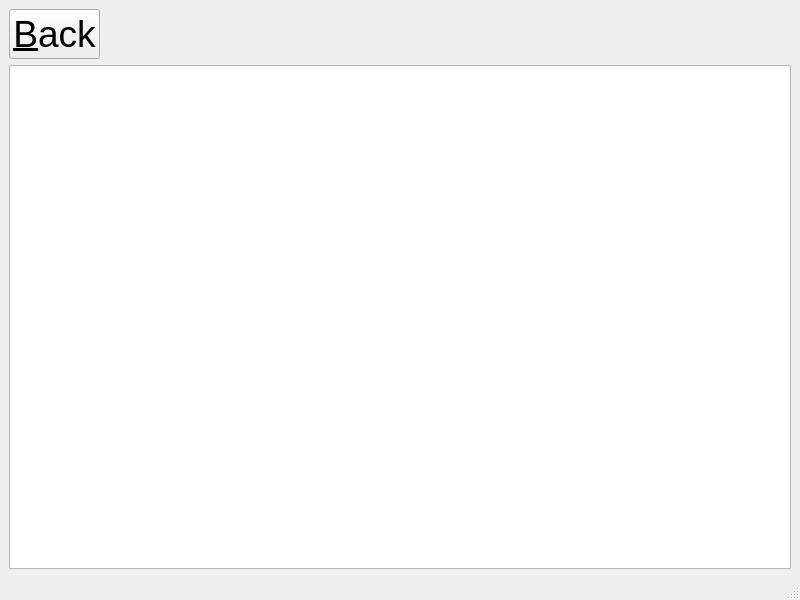
The window that helpWindow.ui (hoodakaushal/nss-sic-intern) describes before a commit, drawn with Qt 5.
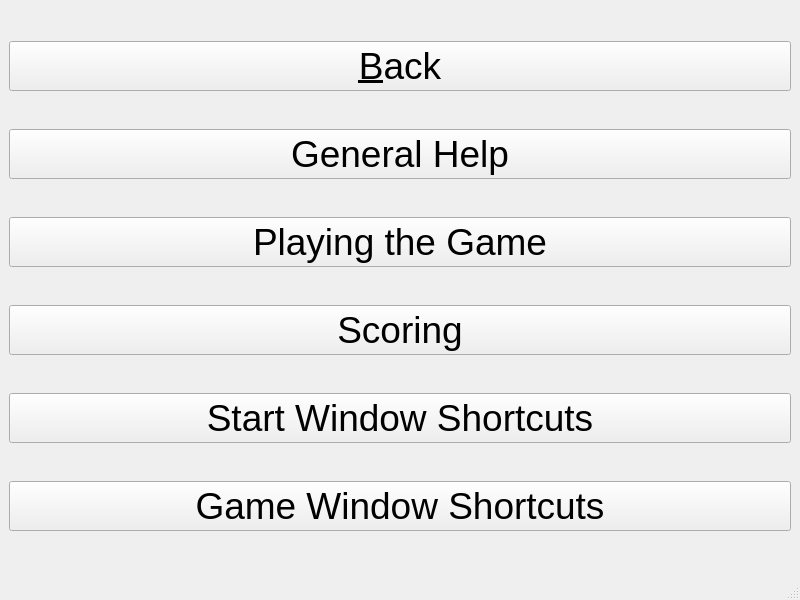
The same window after the commit.

The edit to the form file:
```diff
--- a/helpWindow.ui
+++ b/helpWindow.ui
@@ -16,8 +16,6 @@
   <widget class="QWidget" name="centralwidget">
    <layout class="QVBoxLayout" name="verticalLayout">
     <item>
-     <layout class="QHBoxLayout" name="horizontalLayout">
-      <item>
        <widget class="QPushButton" name="backButton">
         <property name="font">
          <font>
@@ -27,25 +25,85 @@
         <property name="text">
          <string>&amp;Back</string>
         </property>
+      <property name="autoDefault">
+       <bool>true</bool>
+      </property>
        </widget>
       </item>
       <item>
-       <spacer name="horizontalSpacer">
-        <property name="orientation">
-         <enum>Qt::Horizontal</enum>
-        </property>
-        <property name="sizeHint" stdset="0">
-         <size>
-          <width>40</width>
-          <height>20</height>
-         </size>
-        </property>
-       </spacer>
-      </item>
-     </layout>
+     <widget class="QPushButton" name="generalHelp">
+      <property name="font">
+       <font>
+        <pointsize>28</pointsize>
+       </font>
+      </property>
+      <property name="text">
+       <string>General Help</string>
+      </property>
+      <property name="autoDefault">
+       <bool>true</bool>
+      </property>
+     </widget>
+    </item>
+    <item>
+     <widget class="QPushButton" name="playingHelp">
+      <property name="font">
+       <font>
+        <pointsize>28</pointsize>
+       </font>
+      </property>
+      <property name="text">
+       <string>Playing the Game</string>
+      </property>
+      <property name="autoDefault">
+       <bool>true</bool>
+      </property>
+     </widget>
     </item>
     <item>
-     <widget class="QTextBrowser" name="helpText"/>
+     <widget class="QPushButton" name="scoringHelp">
+      <property name="font">
+       <font>
+        <pointsize>28</pointsize>
+       </font>
+      </property>
+      <property name="text">
+       <string>Scoring</string>
+      </property>
+      <property name="autoDefault">
+       <bool>true</bool>
+      </property>
+     </widget>
+    </item>
+    <item>
+     <widget class="QPushButton" name="startWindowShortcuts">
+      <property name="font">
+       <font>
+        <pointsize>28</pointsize>
+       </font>
+      </property>
+      <property name="text">
+       <string>Start Window Shortcuts</string>
+      </property>
+      <property name="autoDefault">
+       <bool>true</bool>
+      </property>
+     </widget>
+    </item>
+    <item>
+     <widget class="QPushButton" name="gameWindowShortcuts">
+      <property name="font">
+       <font>
+        <pointsize>28</pointsize>
+       </font>
+      </property>
+      <property name="text">
+       <string>Game Window Shortcuts</string>
+      </property>
+      <property name="autoDefault">
+       <bool>true</bool>
+      </property>
+     </widget>
     </item>
    </layout>
   </widget>
```
Left out of the diff: 2 changed lines with no effect on the pictures. Lines whose indentation alone changed are shown as unchanged.
